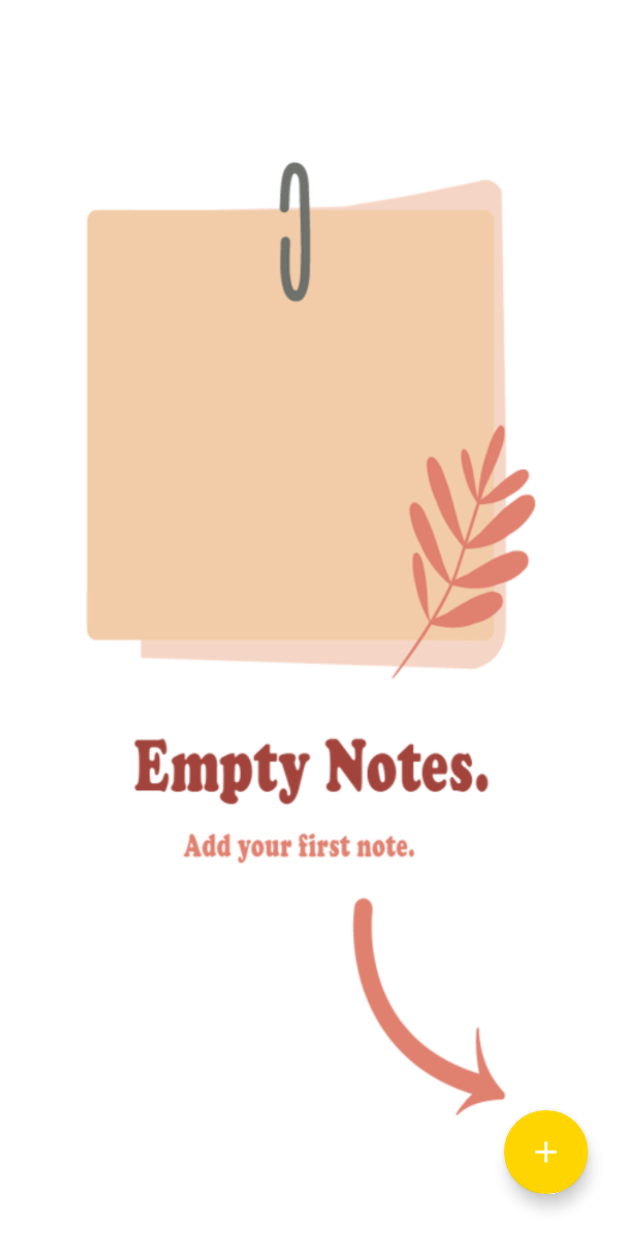
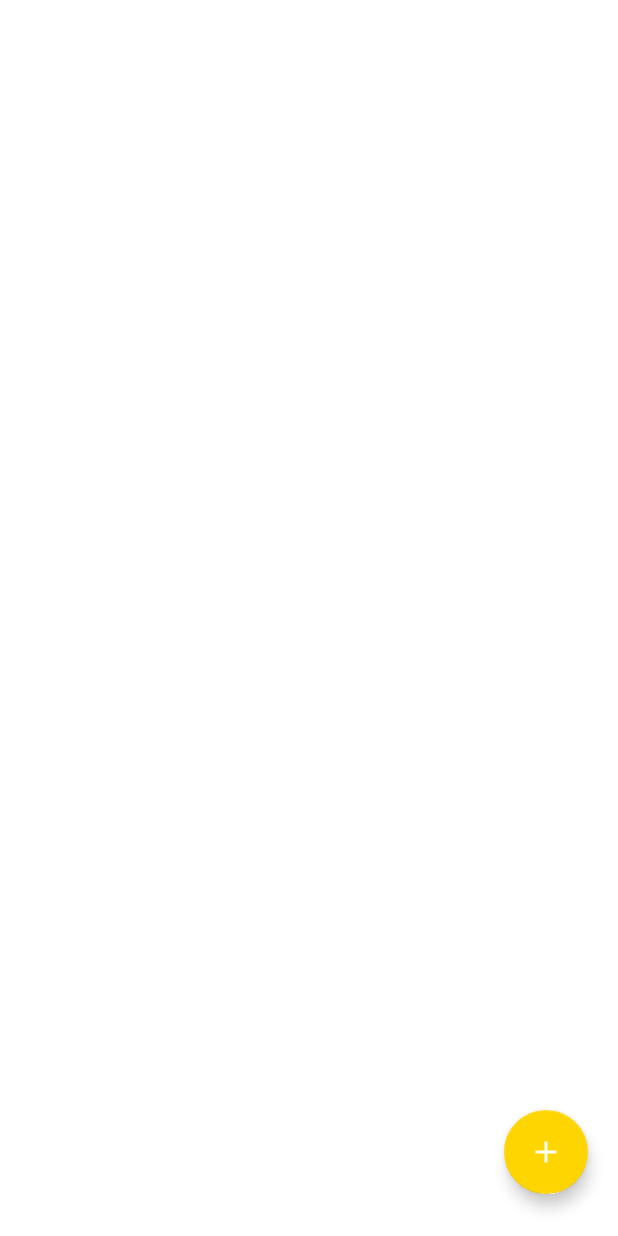
Before and after one commit to kys0main/NotesApplication, an Android app: the layout fragment_home.xml on its own in the app's theme, with its tools: preview values and no code run, on a phone screen of 412 x 824 dp. Run offline under Robolectric (Android 15) with nearby library versions, the phone set to English and light mode, and no system bars.

Commit message:
Remove unnecessary

```diff
--- a/app/src/main/res/layout/fragment_home.xml
+++ b/app/src/main/res/layout/fragment_home.xml
@@ -1,8 +1,8 @@
 <?xml version="1.0" encoding="utf-8"?>
-<layout
-    xmlns:android="http://schemas.android.com/apk/res/android"
+<layout xmlns:android="http://schemas.android.com/apk/res/android"
+    xmlns:app="http://schemas.android.com/apk/res-auto"
     xmlns:tools="http://schemas.android.com/tools"
-    xmlns:app="http://schemas.android.com/apk/res-auto">
+    android:visibility="visible">
 
     <androidx.constraintlayout.widget.ConstraintLayout
         android:layout_width="match_parent"
@@ -38,7 +38,7 @@
             android:layout_width="match_parent"
             android:layout_height="match_parent"
             android:src="@drawable/emptybackground"
-            android:visibility="visible"
+            android:visibility="gone"
             app:layout_constraintBottom_toBottomOf="parent"
             app:layout_constraintEnd_toEndOf="parent"
             app:layout_constraintStart_toStartOf="parent"
```
Also changed, not shown: app/src/main/java/com/kys0main/notesapplication/fragments/HomeFragment.kt (+2 -8 lines).
